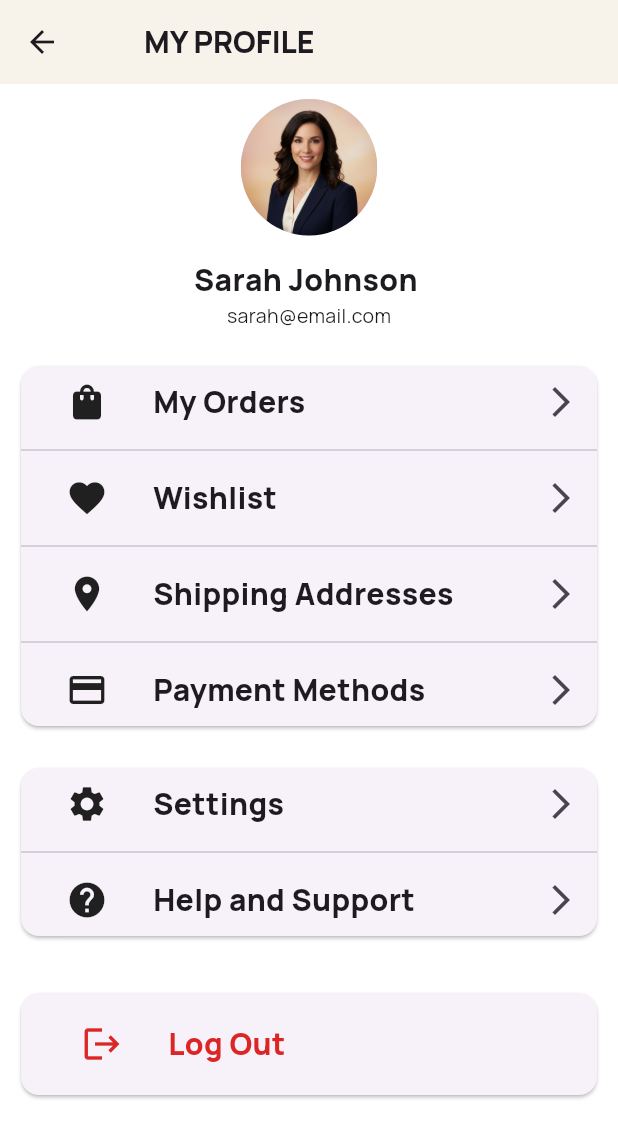
After one commit to hatemrihan/NTI---Finall, a Flutter app: the ProfileScreen screen opened directly, on a phone screen of 412 x 824 dp. The commit adds this screen. Shown: the top 1138 px of the screen. Run offline on Flutter 3.47's test engine with Material 3 defaults, Android fonts, the phone set to English and light mode, and no system bars; our stand-ins replace flutter_svg.

Commit message:
profileescreen

```diff
--- a/lib/app_colors.dart
+++ b/lib/app_colors.dart
@@ -11,4 +11,5 @@ class AppColors {
   static const whiteClr = Colors.white;
   static const hintClr = Color(0xff7B827A);
   static const textClr = Color(0xff1E2521);
+  static const redClr = Color(0xffDC2626);
 }
--- a/lib/app_styles.dart
+++ b/lib/app_styles.dart
@@ -19,7 +19,7 @@ class AppStyles {
     fontSize: 24,
     fontWeight: FontWeight.bold,
   );
-    static const TextStyle style14Bold = TextStyle(
+  static const TextStyle style14Bold = TextStyle(
     fontSize: 14,
     fontWeight: FontWeight.bold,
   );
@@ -31,6 +31,10 @@ class AppStyles {
     fontSize: 16,
     fontWeight: FontWeight.w600,
   );
+  static const TextStyle style17Bold = TextStyle(
+    fontSize: 17,
+    fontWeight: FontWeight.w700,
+  );
   static const TextStyle style14Medium = TextStyle(
     fontSize: 14,
     fontWeight: FontWeight.w500,
@@ -41,5 +45,10 @@ class AppStyles {
   );
   static const TextStyle style12 = TextStyle(fontSize: 12);
   static const TextStyle style14 = TextStyle(fontSize: 14);
+  static const TextStyle style13 = TextStyle(fontSize: 13);
   static const TextStyle style18 = TextStyle(fontSize: 15);
+  static const TextStyle style20ExtraBold = TextStyle(
+    fontSize: 20,
+    fontWeight: FontWeight.w800,
+  );
 }
--- /dev/null
+++ b/lib/screens/profile_screen.dart
@@ -0,0 +1,140 @@
+import 'package:final_project/app_colors.dart';
+import 'package:final_project/app_styles.dart';
+import 'package:final_project/widgets/custom_profile_item.dart';
+import 'package:final_project/widgets/custom_profile_item_modle.dart';
+import 'package:flutter/material.dart';
+
+class ProfileScreen extends StatefulWidget {
+  const ProfileScreen({super.key});
+
+  @override
+  State<ProfileScreen> createState() => _ProfileScreenState();
+}
+
+class _ProfileScreenState extends State<ProfileScreen> {
+  List<ProfileItemModle1> mylist1 = [
+    ProfileItemModle1(
+      title: 'My Orders',
+      icon: Icons.shopping_bag,
+      Ricon: Icons.arrow_forward_ios,
+    ),
+    ProfileItemModle1(
+      title: 'Wishlist',
+      icon: Icons.favorite,
+      Ricon: Icons.arrow_forward_ios,
+    ),
+    ProfileItemModle1(
+      title: 'Shipping Addresses',
+      icon: Icons.location_on,
+      Ricon: Icons.arrow_forward_ios,
+    ),
+    ProfileItemModle1(
+      title: 'Payment Methods',
+      icon: Icons.credit_card,
+      Ricon: Icons.arrow_forward_ios,
+    ),
+  ];
+  List<ProfileItemModle2> mylist2 = [
+    ProfileItemModle2(
+      title: 'Settings',
+      icon: Icons.settings,
+      Ricon: Icons.arrow_forward_ios,
+    ),
+    ProfileItemModle2(
+      title: 'Help and Support',
+      icon: Icons.help,
+      Ricon: Icons.arrow_forward_ios,
+    ),
+  ];
+  @override
+  Widget build(BuildContext context) {
+    return Scaffold(
+      appBar: AppBar(
+        backgroundColor: AppColors.backgroundClr,
+        title: Padding(
+          padding: const EdgeInsets.all(24.0),
+          child: const Text('MY PROFILE', style: AppStyles.style20ExtraBold),
+        ),
+      ),
+      backgroundColor: Colors.white,
+      body: SafeArea(
+        child: Padding(
+          padding: const EdgeInsets.all(10.0),
+          child: Column(
+            mainAxisAlignment: MainAxisAlignment.start,
+            children: [
+              Column(
+                children: [
+                  CircleAvatar(
+                    radius: 45.5,
+                    backgroundImage: const AssetImage(
+                      'assets/images/img_profile.png',
+                    ),
+                  ),
+
+                  const SizedBox(height: 15),
+                  Text('Sarah Johnson ', style: AppStyles.style20ExtraBold),
+                  Text('sarah@email.com', style: AppStyles.style13),
+                ],
+              ),
+              SizedBox(height: 20),
+              Padding(
+                padding: const EdgeInsets.symmetric(horizontal: 0),
+                child: Card(
+                  child: ListView.separated(
+                    shrinkWrap: true,
+                    physics: const NeverScrollableScrollPhysics(),
+                    itemCount: mylist1.length,
+                    itemBuilder: (context, index) {
+                      return CustomProfileItems(
+                        title: mylist1[index].title,
+                        icon: mylist1[index].icon,
+                        Ricon: mylist1[index].Ricon,
+                      );
+                    },
+
+                    separatorBuilder: (BuildContext context, int index) {
+                      return const Divider();
+                    },
+                  ),
+                ),
+              ),
+              SizedBox(height: 20),
+              Padding(
+                padding: const EdgeInsets.symmetric(),
+                child: Card(
+                  child: ListView.separated(
+                    shrinkWrap: true,
+                    physics: const NeverScrollableScrollPhysics(),
+                    itemCount: mylist2.length,
+                    itemBuilder: (context, index) {
+                      return CustomProfileItems(
+                        title: mylist2[index].title,
+                        icon: mylist2[index].icon,
+                        Ricon: mylist2[index].Ricon,
+                      );
+                    },
+                    separatorBuilder: (BuildContext context, int index) {
+                      return const Divider();
+                    },
+                  ),
+                ),
+              ),
+              SizedBox(height: 30),
+              Card(
+                child: Padding(
+                  padding: const EdgeInsets.all(10.0),
+                  child: CustomProfileItems(
+                    title: 'Log Out',
+                    icon: Icons.logout,
+                    color: AppColors.redClr,
+                  ),
+                ),
+              ),
+            ],
+          ),
+        ),
+      ),
+    );
+  }
+}
--- /dev/null
+++ b/lib/widgets/custom_profile_item.dart
@@ -0,0 +1,36 @@
+import 'package:final_project/app_colors.dart';
+import 'package:final_project/app_styles.dart';
+import 'package:flutter/material.dart';
+
+class CustomProfileItems extends StatelessWidget {
+  const CustomProfileItems({
+    super.key,
+    required this.title,
+    required this.icon,
+    this.color,
+    this.Ricon,
+    this.onTap,
+  });
+  final String title;
+  final IconData icon;
+  final Color? color;
+  final IconData? Ricon;
+  final void Function()? onTap;
+
+  @override
+  Widget build(BuildContext context) {
+    return InkWell(
+      onTap: onTap,
+      child: Row(
+        children: [
+          const SizedBox(width: 30),
+          Icon(icon, size: 28, color: color),
+          const SizedBox(width: 30),
+          Text(title, style: AppStyles.style20ExtraBold.copyWith(color: color)),
+          const Spacer(),
+          IconButton(onPressed: () {}, icon: Icon(Ricon)),
+        ],
+      ),
+    );
+  }
+}
--- /dev/null
+++ b/lib/widgets/custom_profile_item_modle.dart
@@ -0,0 +1,25 @@
+import 'package:flutter/material.dart';
+
+class ProfileItemModle1 {
+  final String title;
+  final IconData icon;
+  final IconData Ricon;
+
+  ProfileItemModle1({
+    required this.title,
+    required this.icon,
+    required this.Ricon,
+  });
+}
+
+class ProfileItemModle2 {
+  final String title;
+  final IconData icon;
+  final IconData Ricon;
+
+  ProfileItemModle2({
+    required this.title,
+    required this.icon,
+    required this.Ricon,
+  });
+}
```
Also changed, not shown: assets/images/img_profile.png (added).
